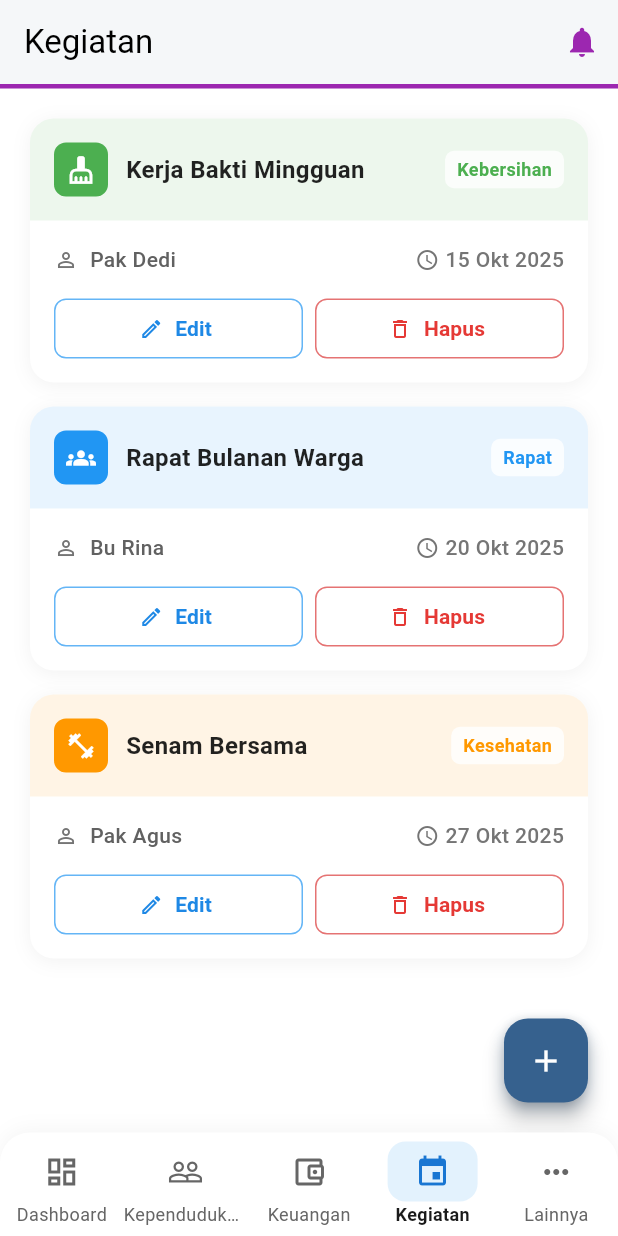
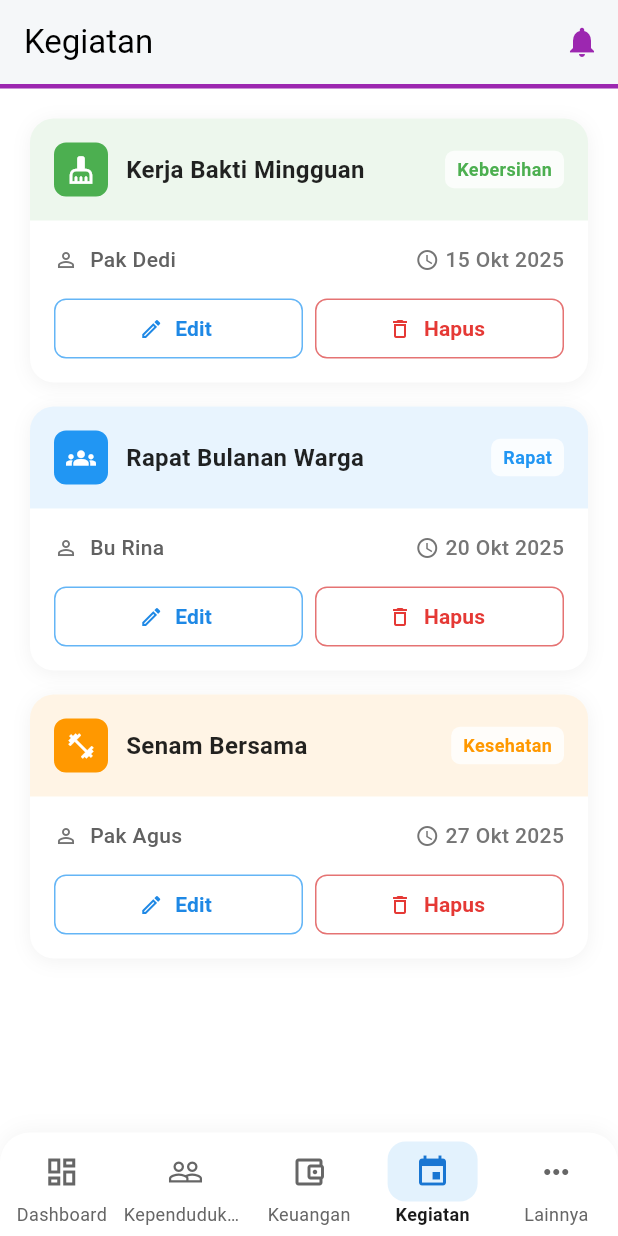
Before and after one commit to HaikalMuhammadRafli/jawara-four, a Flutter app: the KegiatanMenuPage screen opened by its route, on a phone screen of 412 x 824 dp. Run offline on Flutter 3.47's test engine with Material 3 defaults, Android fonts, the phone set to English and light mode, and no system bars; our stand-ins replace go_router.

Commit message:
refactor: remove unused controllers and centralized add dialog in LayoutMain

```diff
--- a/lib/pages/kegiatan/kegiatan_menu_page.dart
+++ b/lib/pages/kegiatan/kegiatan_menu_page.dart
@@ -13,37 +13,7 @@ class KegiatanMenuPage extends StatefulWidget {
 }
 
 class _KegiatanMenuPageState extends State<KegiatanMenuPage> {
-  final TextEditingController _namaController = TextEditingController();
-  final TextEditingController _kategoriController = TextEditingController();
-  final TextEditingController _penanggungJawabController = TextEditingController();
-  final TextEditingController _tanggalController = TextEditingController();
-
-  @override
-  void dispose() {
-    _namaController.dispose();
-    _kategoriController.dispose();
-    _penanggungJawabController.dispose();
-    _tanggalController.dispose();
-    super.dispose();
-  }
-
-  void _showAddForm(BuildContext context) {
-    showDialog(
-      context: context,
-      builder: (context) => AlertDialog(
-        shape: RoundedRectangleBorder(borderRadius: BorderRadius.circular(16)),
-        title: const Text('Tambah Kegiatan', style: TextStyle(fontWeight: FontWeight.w600)),
-        content: const Text('Form tambah kegiatan hanya tampilan (belum dinamis).'),
-        actions: [
-          TextButton(
-            onPressed: () => Navigator.pop(context),
-            style: TextButton.styleFrom(foregroundColor: Colors.grey[600]),
-            child: const Text('Tutup'),
-          ),
-        ],
-      ),
-    );
-  }
+  // FAB and add-form were centralized in LayoutMain/LayoutPush; page no longer needs controllers or add dialog
 
   Widget _buildEmptyState() {
     return Center(
@@ -73,46 +43,22 @@ class _KegiatanMenuPageState extends State<KegiatanMenuPage> {
   @override
   Widget build(BuildContext context) {
     final List<Kegiatan> kegiatanList = kegiatanMock;
+    final bottomInset = MediaQuery.of(context).padding.bottom;
+    // Reserve space at bottom so a centrally-provided FAB doesn't overlap the last item
+    final listPadding = EdgeInsets.fromLTRB(20, 20, 20, 80 + bottomInset);
 
-    // Return only the page content — ShellRoute `LayoutMain` will provide the appBar and bottom nav.
-    return Stack(
-      children: [
-        kegiatanList.isEmpty
-            ? _buildEmptyState()
-            : ListView.separated(
-                padding: const EdgeInsets.all(20),
-                itemCount: kegiatanList.length,
-                separatorBuilder: (context, index) => const SizedBox(height: 16),
-                itemBuilder: (context, index) {
-                  final item = kegiatanList[index];
-                  return _buildKegiatanCard(item);
-                },
-              ),
+    if (kegiatanList.isEmpty) {
+      return SafeArea(child: _buildEmptyState());
+    }
 
-        // Floating action button placed over the content (keeps the same visual as before)
-        Positioned(
-          right: 20,
-          bottom: 20,
-          child: Container(
-            decoration: BoxDecoration(
-              borderRadius: BorderRadius.circular(16),
-              boxShadow: [
-                BoxShadow(
-                  color: Theme.of(context).primaryColor.withAlpha((0.3 * 255).round()),
-                  blurRadius: 8,
-                  offset: const Offset(0, 4),
-                ),
-              ],
-            ),
-            child: FloatingActionButton(
-              onPressed: () => _showAddForm(context),
-              backgroundColor: Theme.of(context).primaryColor,
-              shape: RoundedRectangleBorder(borderRadius: BorderRadius.circular(16)),
-              child: const Icon(Icons.add, color: Colors.white),
-            ),
-          ),
-        ),
-      ],
+    return ListView.separated(
+      padding: listPadding,
+      itemCount: kegiatanList.length,
+      separatorBuilder: (context, index) => const SizedBox(height: 16),
+      itemBuilder: (context, index) {
+        final item = kegiatanList[index];
+        return _buildKegiatanCard(item);
+      },
     );
   }
 
```
Also changed, not shown: lib/pages/layout_push.dart (+35 -0 lines).
